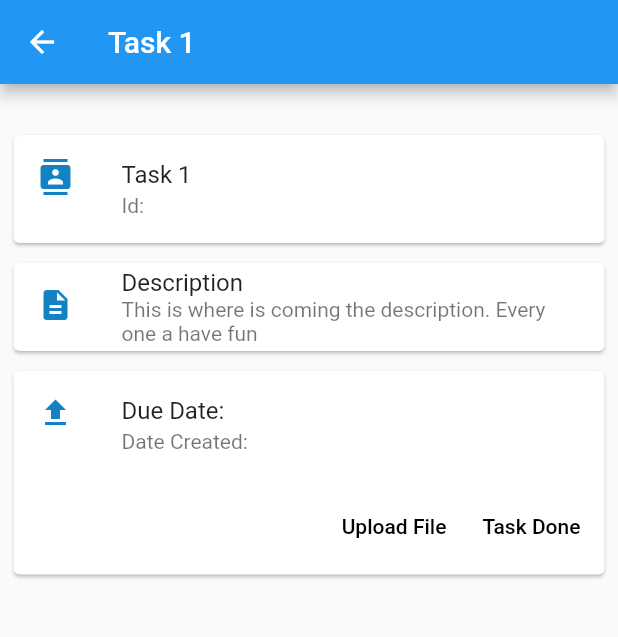
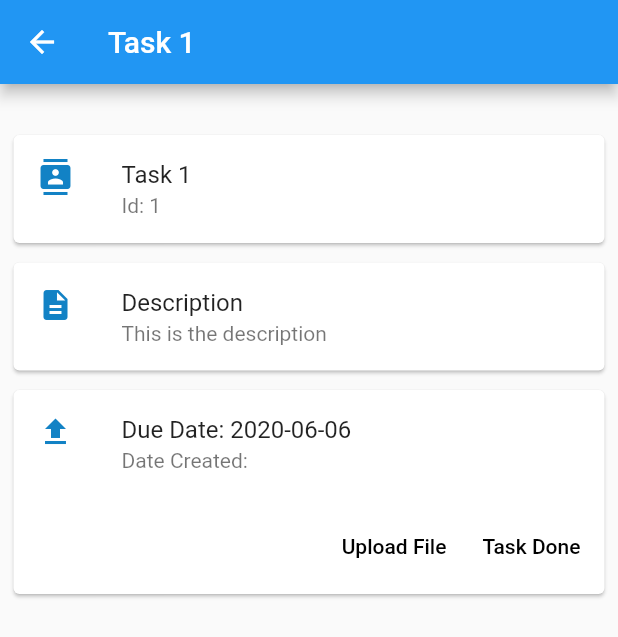
Before and after one commit to nelsontrangithub/task-manager-kore, a Flutter app: the ContractDetail screen opened directly with empty values, after a tap on "Task 1", on a phone screen of 412 x 824 dp. Shown: the top 637 px of the screen. Run offline on Flutter 3.47's test engine with Material 2 defaults, Android fonts, the phone set to English and light mode, and no system bars; our stand-ins replace cached_network_image, percent_indicator.

Commit message:
Formated Dates to String

```diff
--- a/kore_app/lib/contractDetail.dart
+++ b/kore_app/lib/contractDetail.dart
@@ -16,13 +16,13 @@ class ContractDetailState extends State<ContractDetail> {
     super.initState();
 
     /*dummy data*/
-    _tasks.add(Task("Task 1", false));
-    _tasks.add(Task("Task 2", false));
-    _tasks.add(Task("Task 3", true));
-    _tasks.add(Task("Task 4", false));
-    _tasks.add(Task("Task 5", false));
-    _tasks.add(Task("Task 6", false));
-    _tasks.add(Task("Task 7", true));
+    _tasks.add(Task( 1 ,"Task 1", false, "This is the description", DateTime.utc(2020, 6, 6)));
+    // _tasks.add(Task("Task 2", false));
+    // _tasks.add(Task("Task 3", true));
+    // _tasks.add(Task("Task 4", false));
+    // _tasks.add(Task("Task 5", false));
+    // _tasks.add(Task("Task 6", false));
+    // _tasks.add(Task("Task 7", true));
     //initialized the number of completed task
     _tasks.map((task) => () {
           if (task.isCompleted) {
--- a/kore_app/lib/data/task.dart
+++ b/kore_app/lib/data/task.dart
@@ -1,10 +1,10 @@
 class Task {
-  int Id;
+  int id;
   String title;
   bool isCompleted;
   String description;
   DateTime dueDate;
   DateTime dateCreated;
   int status;
-  Task(this.title, this.isCompleted);
+  Task(this.id, this.title, this.isCompleted, this.description, this.dueDate);
 }
--- a/kore_app/lib/taskDetail.dart
+++ b/kore_app/lib/taskDetail.dart
@@ -1,12 +1,13 @@
 import 'package:flutter/material.dart';
 import 'data/task.dart';
 import 'package:kore_app/theme.dart';
+import 'package:intl/intl.dart';
+
+class TaskDetailState extends State<TaskDetail> {
+  initState() {
+    super.initState();
 
 
-class TaskDetailState extends State<TaskDetail> {
-  @override
-  void initState() {
-    super.initState();
   }
 
   @override
@@ -14,7 +15,11 @@ class TaskDetailState extends State<TaskDetail> {
     return Scaffold(
         appBar: AppBar(title: Text(widget.task.title)),
         body: new Column(
-          children: <Widget>[_buildTaskHeader(), _buildTaskDescription(), _buildTaskEnd()],
+          children: <Widget>[
+            _buildTaskHeader(),
+            _buildTaskDescription(),
+            _buildTaskEnd()
+          ],
         ));
   }
 
@@ -28,7 +33,7 @@ class TaskDetailState extends State<TaskDetail> {
             ListTile(
               leading: Icon(Icons.contacts, color: KorePrimaryColor),
               title: Text(widget.task.title),
-              subtitle: Text('Id:'),
+              subtitle: Text('Id: ' + widget.task.id.toString()),
             ),
           ],
         ),
@@ -46,7 +51,7 @@ class TaskDetailState extends State<TaskDetail> {
             ListTile(
               leading: Icon(Icons.description, color: KorePrimaryColor),
               title: Text("Description"),
-              subtitle: Text('This is where is coming the description. Every one a have fun'),
+              subtitle: Text(widget.task.description),
             ),
           ],
         ),
@@ -55,6 +60,13 @@ class TaskDetailState extends State<TaskDetail> {
   }
 
   Widget _buildTaskEnd() {
+
+    var now = widget.task.dueDate;
+    var formatter = new DateFormat('yyyy-MM-dd');
+    String formatted = formatter.format(now);
+    print(formatted);
+
+
     return new Container(
       padding: const EdgeInsets.fromLTRB(5, 0, 5, 5),
       child: Card(
@@ -63,7 +75,7 @@ class TaskDetailState extends State<TaskDetail> {
           children: <Widget>[
             ListTile(
               leading: Icon(Icons.file_upload, color: KorePrimaryColor),
-              title: Text('Due Date:'),
+              title: Text("Due Date: " + formatted),
               subtitle: Text('Date Created:'),
             ),
             ButtonTheme.bar(
@@ -86,7 +98,6 @@ class TaskDetailState extends State<TaskDetail> {
       ),
     );
   }
-
 }
 
 class TaskDetail extends StatefulWidget {
--- a/kore_app/pubspec.yaml
+++ b/kore_app/pubspec.yaml
@@ -25,6 +25,7 @@ dependencies:
   cupertino_icons: ^0.1.2
   cached_network_image: ^0.7.0
   percent_indicator: "^1.0.15"
+  intl: ^0.15.8
 
 dev_dependencies:
   flutter_test:
```
